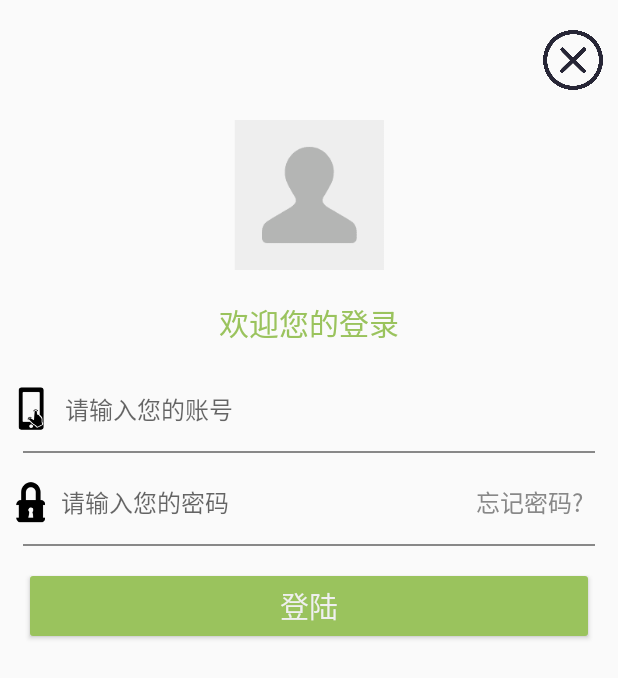
After one commit to moutainhigh/YZWY-HikMag, an Android app: the LoginActivity screen opened directly, with no data from a screen before it, on a phone screen of 412 x 824 dp. The commit adds this screen. Shown: the top 678 px of the screen. Run offline under Robolectric (Android 15) with nearby library versions, the phone set to English and light mode, and no system bars; 1 statement that could not run was skipped.

Commit message:
添加登录页面（Activity）

```diff
--- a/app/build.gradle
+++ b/app/build.gradle
@@ -68,7 +68,6 @@ dependencies {
 //    compile 'com.android.support:recyclerview-v7:24.2.1'
     compile 'com.android.support:recyclerview-v7:26.1.0'
 
-
     //引导页动画
     compile 'com.nineoldandroids:library:2.4.0'
 }
--- a/app/src/main/AndroidManifest.xml
+++ b/app/src/main/AndroidManifest.xml
@@ -36,24 +36,20 @@
                 <category android:name="android.intent.category.LAUNCHER" />
             </intent-filter>
         </activity>
-        <activity android:name="com.example.yzwy.lprmag.ConfigSetActivity" />
-
+        <activity android:name=".ConfigSetActivity" />
         <activity
             android:name=".dialog.DialogPerset"
-            android:theme="@style/MyDialogStyle">
-
-        </activity>
-
+            android:theme="@style/MyDialogStyle"></activity>
         <activity
             android:name=".dialog.LprDialog"
-            android:theme="@style/MyDialogStyle"></activity>
-
+            android:theme="@style/MyDialogStyle" />
         <activity android:name=".guide.animation.guide.MainActivity" />
         <activity
             android:name=".HiKCameraActivity"
             android:screenOrientation="landscape" />
         <activity android:name=".MyMainActivity" />
         <activity android:name=".guide.animation.guide.GuideActivity" />
+        <activity android:name=".LoginActivity"></activity>
     </application>
 
 </manifest>
--- /dev/null
+++ b/app/src/main/java/com/example/yzwy/lprmag/LoginActivity.java
@@ -0,0 +1,84 @@
+package com.example.yzwy.lprmag;
+
+import android.support.v7.app.AppCompatActivity;
+import android.os.Bundle;
+import android.view.View;
+import android.widget.Button;
+import android.widget.EditText;
+
+/**
+ * 登录程序
+ */
+public class LoginActivity extends AppCompatActivity implements View.OnClickListener {
+
+    private EditText edt_username_lgn;
+    private EditText edt_pwd_lgn;
+
+    private Button btn_clode_lgn;
+    private Button btn_forget_lgn;
+    private Button btn_login_lgn;
+
+    @Override
+    protected void onCreate(Bundle savedInstanceState) {
+        super.onCreate(savedInstanceState);
+        setContentView(R.layout.ly_login);
+
+
+        initView();
+
+    }
+
+    /**
+     * =============================================================================================
+     * 初始化组件
+     */
+    private void initView() {
+        edt_username_lgn = (EditText) findViewById(R.id.edt_username_lgn);
+        edt_pwd_lgn = (EditText) findViewById(R.id.edt_pwd_lgn);
+        btn_clode_lgn = (Button) findViewById(R.id.btn_clode_lgn);
+        btn_forget_lgn = (Button) findViewById(R.id.btn_forget_lgn);
+        btn_login_lgn = (Button) findViewById(R.id.btn_login_lgn);
+
+        initOnClick();
+    }
+
+    /**
+     * =============================================================================================
+     * 初始化组件监听事件
+     */
+    private void initOnClick() {
+        btn_clode_lgn.setOnClickListener(this);
+        btn_forget_lgn.setOnClickListener(this);
+        btn_login_lgn.setOnClickListener(this);
+    }
+
+    @Override
+    public void onClick(View v) {
+        switch (v.getId()) {
+
+            /**
+             * 关闭页面
+             * */
+            case R.id.btn_clode_lgn:
+                this.finish();
+                break;
+
+            /**
+             * 忘记密码
+             * */
+            case R.id.btn_forget_lgn:
+
+                break;
+
+            /**
+             * 登录按钮
+             * */
+            case R.id.btn_login_lgn:
+
+                break;
+
+        }
+    }
+
+
+}
--- a/app/src/main/java/com/example/yzwy/lprmag/dialog/DialogPerset.java
+++ b/app/src/main/java/com/example/yzwy/lprmag/dialog/DialogPerset.java
@@ -50,9 +50,6 @@ import static com.hikvision.netsdk.PTZPresetCmd.SET_PRESET;
 
 
 public class DialogPerset extends Activity {
-
-    private long exitTime;
-
 
     public static final int DEVICE_CONNECTING = 1;//有设备正在连接热点
     public static final int DEVICE_CONNECTED = 2;//有设备连上热点
--- /dev/null
+++ b/app/src/main/res/drawable/green_btn.xml
@@ -0,0 +1,8 @@
+<?xml version="1.0" encoding="utf-8"?>
+<shape xmlns:android="http://schemas.android.com/apk/res/android">
+    <corners android:radius="2dp" />
+    <gradient
+        android:centerColor="@color/green_logo"
+        android:endColor="@color/green_logo"
+        android:startColor="@color/green_logo" />
+</shape>
--- /dev/null
+++ b/app/src/main/res/layout/ly_login.xml
@@ -0,0 +1,158 @@
+<?xml version="1.0" encoding="utf-8"?>
+<LinearLayout xmlns:android="http://schemas.android.com/apk/res/android"
+    xmlns:app="http://schemas.android.com/apk/res-auto"
+    xmlns:tools="http://schemas.android.com/tools"
+    android:layout_width="match_parent"
+    android:layout_height="match_parent"
+    android:orientation="vertical">
+
+
+    <LinearLayout
+        android:layout_width="match_parent"
+        android:layout_height="40dp"
+        android:background="@color/transparent"
+        android:layout_marginTop="20dp"
+        android:gravity="right">
+
+        <Button
+            android:id="@+id/btn_clode_lgn"
+            android:layout_width="40dp"
+            android:layout_height="40dp"
+            android:layout_marginRight="10dp"
+            android:background="@drawable/ic_close_black" />
+    </LinearLayout>
+
+
+    <ScrollView
+        android:layout_width="fill_parent"
+        android:layout_height="0dp"
+        android:layout_weight="1"
+        android:fillViewport="true">
+
+        <LinearLayout
+            android:layout_width="fill_parent"
+            android:layout_height="wrap_content"
+            android:orientation="vertical">
+
+            <LinearLayout
+                android:layout_width="fill_parent"
+                android:layout_height="wrap_content"
+                android:layout_marginBottom="20dp"
+                android:gravity="center"
+                android:orientation="vertical">
+
+                <ImageView
+                    android:layout_width="100dp"
+                    android:layout_height="100dp"
+                    android:layout_margin="20dp"
+                    android:src="@drawable/social_head_default" />
+
+                <TextView
+                    android:layout_width="fill_parent"
+                    android:layout_height="wrap_content"
+                    android:gravity="center"
+                    android:text="欢迎您的登录"
+                    android:textColor="@color/green_logo"
+                    android:textSize="20sp" />
+            </LinearLayout>
+
+            <LinearLayout
+                android:layout_width="match_parent"
+                android:layout_height="45dp"
+                android:focusable="true"
+                android:focusableInTouchMode="true"
+                android:gravity="center_vertical">
+
+                <ImageView
+                    android:layout_width="30dp"
+                    android:layout_height="30dp"
+                    android:layout_marginLeft="5dp"
+                    android:background="@drawable/ic_phone"
+                    android:scaleType="fitXY" />
+
+                <EditText
+                    android:id="@+id/edt_username_lgn"
+                    android:layout_width="match_parent"
+                    android:layout_height="45dp"
+                    android:background="@null"
+                    android:hint="请输入您的账号"
+                    android:inputType="phone"
+                    android:maxLength="11"
+                    android:paddingLeft="8dp"
+                    android:textSize="16sp"/>
+            </LinearLayout>
+
+            <TextView
+                android:layout_width="match_parent"
+                android:layout_height="1dp"
+                android:layout_marginLeft="15dp"
+                android:layout_marginTop="5dp"
+                android:layout_marginRight="15dp"
+                android:layout_marginBottom="10dp"
+                android:background="#888888" />
+
+            <LinearLayout
+                android:layout_width="match_parent"
+                android:layout_height="45dp"
+                android:gravity="center_vertical">
+
+                <ImageView
+                    android:layout_width="30dp"
+                    android:layout_height="30dp"
+                    android:layout_marginLeft="5dp"
+                    android:background="@drawable/ic_pwd"
+                    android:scaleType="fitXY" />
+
+                <EditText
+                    android:id="@+id/edt_pwd_lgn"
+                    android:layout_width="0dp"
+                    android:layout_height="45dp"
+                    android:layout_weight="1"
+                    android:background="@null"
+                    android:digits="@string/filter_vcode"
+                    android:hint="请输入您的密码"
+                    android:inputType="textPassword"
+                    android:maxLength="16"
+                    android:paddingLeft="5dp"
+                    android:singleLine="true"
+                    android:textSize="16sp"/>
+
+                <Button
+                    android:id="@+id/btn_forget_lgn"
+                    android:layout_width="wrap_content"
+                    android:layout_height="45dp"
+                    android:gravity="center"
+                    android:text="忘记密码?"
+                    android:layout_marginRight="15dp"
+                    android:textColor="@color/gray_8"
+                    android:textSize="16sp"
+                    android:background="@color/transparent"/>
+
+            </LinearLayout>
+
+            <TextView
+                android:layout_width="match_parent"
+                android:layout_height="1dp"
+                android:layout_marginLeft="15dp"
+                android:layout_marginTop="5dp"
+                android:layout_marginRight="15dp"
+                android:layout_marginBottom="10dp"
+                android:background="#888888" />
+
+
+            <Button
+                android:id="@+id/btn_login_lgn"
+                android:layout_width="match_parent"
+                android:layout_height="40dp"
+                android:layout_marginLeft="20dp"
+                android:layout_marginTop="10dp"
+                android:layout_marginRight="20dp"
+                android:background="@drawable/green_btn"
+                android:text="登陆"
+                android:textColor="@color/white_bg"
+                android:textSize="19sp" />
+        </LinearLayout>
+    </ScrollView>
+
+
+</LinearLayout>
--- a/app/src/main/res/values/strings.xml
+++ b/app/src/main/res/values/strings.xml
@@ -92,4 +92,11 @@
         "when a user tries to pick up one of cards.\n\n"
     </string>
     <string name="action_settings">Settings</string>
+
+
+
+    <!--  输入框的输入限制 -->
+    <string name="filter_vcode">0123456789abcdefghijklmnopqrstuvwxyzABCDEFGHIJKLMNOPQRSTUVWXYZ</string>
+
+
 </resources>
```
Also changed, not shown: app/src/main/res/drawable-hdpi/ic_close_black.png (added), app/src/main/res/drawable-hdpi/ic_phone.png (added), app/src/main/res/drawable-hdpi/ic_pwd.png (added), app/src/main/res/drawable-hdpi/social_head_default.png (added).
